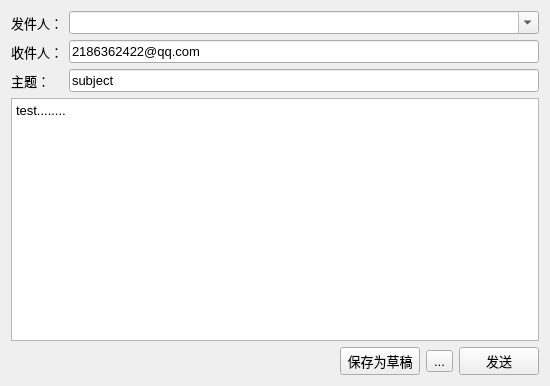
Old version of the form mailbox-client/tformdoc.ui in the repository Wendy-ran/mailbox.
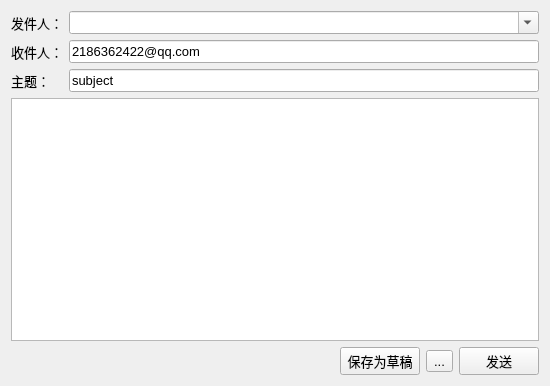
New version of the form.

The edit to the form file:
```diff
--- a/mailbox-client/tformdoc.ui
+++ b/mailbox-client/tformdoc.ui
@@ -18,8 +18,8 @@
   <property name="windowTitle">
    <string>new document</string>
   </property>
-  <layout class="QGridLayout" name="gridLayout_2">
-   <item row="0" column="0" colspan="4">
+  <layout class="QVBoxLayout" name="verticalLayout">
+   <item>
     <layout class="QGridLayout" name="gridLayout">
      <item row="0" column="0">
       <widget class="QLabel" name="label_3">
@@ -65,19 +65,12 @@
      </item>
     </layout>
    </item>
-   <item row="1" column="0" colspan="4">
-    <widget class="QPlainTextEdit" name="plainTextEdit">
-     <property name="font">
-      <font>
-       <pointsize>10</pointsize>
-      </font>
-     </property>
-     <property name="plainText">
-      <string>test........</string>
-     </property>
-    </widget>
+   <item>
+    <widget class="QTextEdit" name="textEdit"/>
    </item>
-   <item row="2" column="0">
+   <item>
+    <layout class="QHBoxLayout" name="horizontalLayout">
+     <item>
     <spacer name="horizontalSpacer">
      <property name="orientation">
       <enum>Qt::Orientation::Horizontal</enum>
@@ -90,26 +83,28 @@
      </property>
     </spacer>
    </item>
-   <item row="2" column="1">
+     <item>
     <widget class="QPushButton" name="btnSave">
      <property name="text">
       <string>保存为草稿</string>
      </property>
     </widget>
    </item>
-   <item row="2" column="2">
+     <item>
     <widget class="QToolButton" name="toolBtnAttachment">
      <property name="text">
       <string>...</string>
      </property>
     </widget>
    </item>
-   <item row="2" column="3">
+     <item>
     <widget class="QPushButton" name="btnSend">
      <property name="text">
       <string>发送</string>
      </property>
     </widget>
+     </item>
+    </layout>
    </item>
   </layout>
  </widget>
```
Lines whose indentation alone changed are shown as unchanged.
